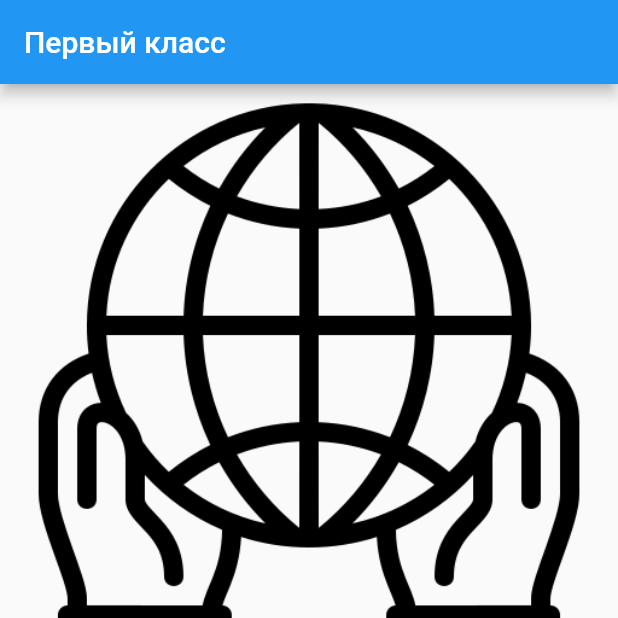
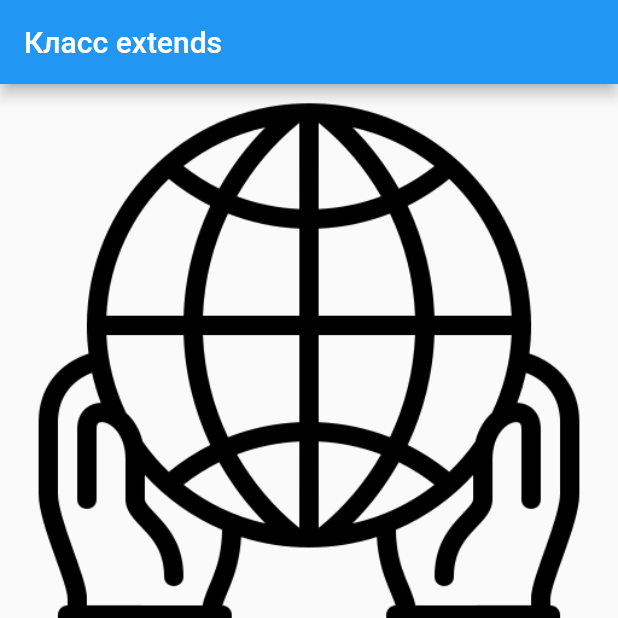
Before and after one commit to Andrei200123/untitled2, a Flutter app: the screen it shows after launch, on a phone screen of 412 x 824 dp, the top half of it. Run offline on Flutter 3.47's test engine with Material 2 defaults, Android fonts, the phone set to English and light mode, and no system bars.

```diff
--- a/lib/main.dart
+++ b/lib/main.dart
@@ -10,7 +10,7 @@ class MyFirstClass extends StatelessWidget {
     return MaterialApp(
         home: Scaffold(
       appBar: AppBar(
-        title: const Text("Первый класс"),
+        title: const Text("Класс extends"),
       ),
       body: Stack(alignment: Alignment.center,
         children: [
```
